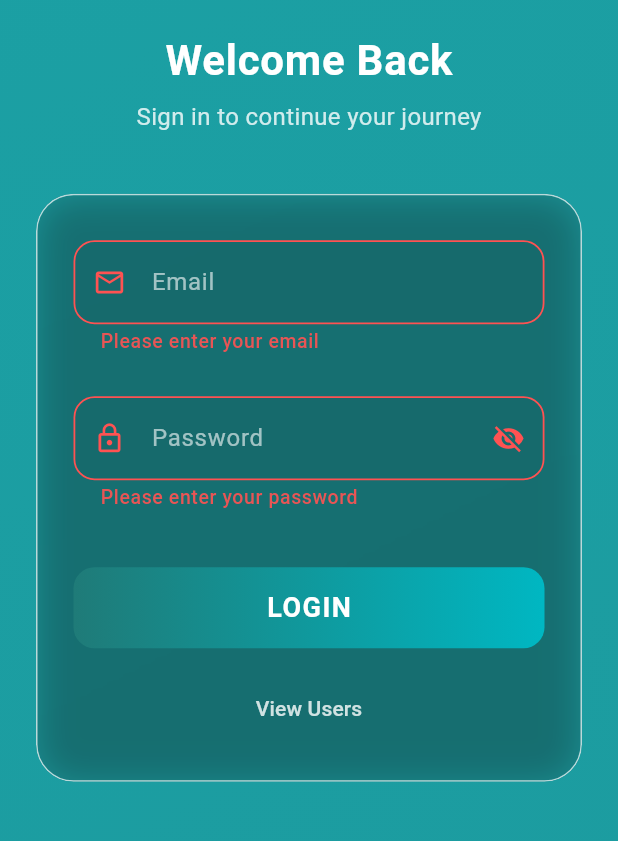
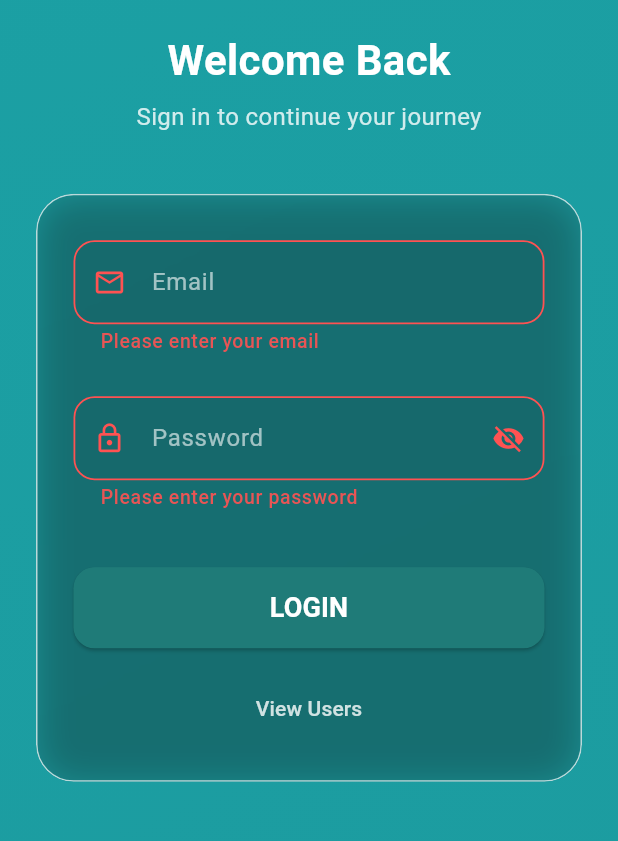
Before and after one commit to jeetparmar2810/Hipster-Flutter-Assignment, a Flutter app: the screen it shows after launch, after a tap on "LOGIN", on a phone screen of 412 x 824 dp, the part 272-1113 px from its top. Run offline on Flutter 3.47's test engine with Material 3 defaults, Android fonts, the phone set to English and light mode, and no system bars; our stand-ins replace dio, flutter_bloc, flutter_dotenv, hive_flutter, permission_handler; missing offline and left inert: agora_rtc_engine; accounts and stored records are empty; statements that could not run were skipped.

Commit message:
- read me file changes

```diff
--- a/lib/main.dart
+++ b/lib/main.dart
@@ -21,7 +21,7 @@ void main() async {
       ],
       child: MultiBlocProvider(
         providers: [
-          BlocProvider(
+          BlocProvider<AuthBloc>(
             create: (context) => AuthBloc(context.read<AuthRepository>()),
           ),
         ],
--- a/lib/screens/login_screen.dart
+++ b/lib/screens/login_screen.dart
@@ -26,6 +26,7 @@ class _LoginScreenState extends State<LoginScreen>
 
   void _onLogin() {
     if (_formKey.currentState!.validate()) {
+      // Use context.read<AuthBloc>() to dispatch login event
       context.read<AuthBloc>().add(
         LoginRequested(
           _emailCtrl.text.trim(),
@@ -54,8 +55,9 @@ class _LoginScreenState extends State<LoginScreen>
 
   @override
   Widget build(BuildContext context) {
+    // Wrap Scaffold in BlocListener to handle login states
     return BlocListener<AuthBloc, AuthState>(
-      listener: (context, state) async {
+      listener: (context, state) {
         if (state is AuthLoading) {
           LoadingDialog.show(context);
         } else {
@@ -82,6 +84,7 @@ class _LoginScreenState extends State<LoginScreen>
         resizeToAvoidBottomInset: true,
         body: Stack(
           children: [
+            // Background gradient animation
             AnimatedBuilder(
               animation: _animationController,
               builder: (context, _) {
@@ -100,9 +103,7 @@ class _LoginScreenState extends State<LoginScreen>
                 );
               },
             ),
-            Container(
-              color: Colors.white.withValues(alpha: 0.05),
-            ),
+            Container(color: Colors.white.withOpacity(0.05)),
             Center(
               child: SingleChildScrollView(
                 padding: const EdgeInsets.symmetric(horizontal: 24),
@@ -124,14 +125,13 @@ class _LoginScreenState extends State<LoginScreen>
                         color: AppColors.textPrimary,
                         fontSize: 28,
                         fontWeight: FontWeight.bold,
-                        letterSpacing: 0.5,
                       ),
                     ),
                     const SizedBox(height: 6),
                     Text(
                       AppStrings.signInSubtitle,
                       style: TextStyle(
-                        color: AppColors.textPrimary.withValues(alpha: 0.8),
+                        color: AppColors.textPrimary.withOpacity(0.8),
                         fontSize: 16,
                       ),
                     ),
@@ -144,10 +144,10 @@ class _LoginScreenState extends State<LoginScreen>
                           padding: const EdgeInsets.all(24),
                           width: 400,
                           decoration: BoxDecoration(
-                            color: AppColors.surfaceLight.withValues(alpha: 0.12),
+                            color: AppColors.surfaceLight.withOpacity(0.12),
                             borderRadius: BorderRadius.circular(25),
                             border: Border.all(
-                              color: Colors.white.withValues(alpha: 0.7),
+                              color: Colors.white.withOpacity(0.7),
                             ),
                             boxShadow: const [
                               BoxShadow(
@@ -193,30 +193,13 @@ class _LoginScreenState extends State<LoginScreen>
                                 const SizedBox(height: 32),
                                 SizedBox(
                                   width: double.infinity,
-                                  child: DecoratedBox(
-                                    decoration: const BoxDecoration(
-                                      gradient: LinearGradient(
-                                        colors: [
-                                          AppColors.primary,
-                                          AppColors.primaryLight,
-                                        ],
-                                        begin: Alignment.centerLeft,
-                                        end: Alignment.centerRight,
-                                      ),
-                                      borderRadius: BorderRadius.all(
-                                        Radius.circular(14),
-                                      ),
-                                    ),
                                   child: ElevatedButton(
                                     style: ElevatedButton.styleFrom(
-                                        backgroundColor: Colors.transparent,
-                                        shadowColor: Colors.transparent,
+                                      padding: const EdgeInsets.symmetric(vertical: 14),
                                       shape: RoundedRectangleBorder(
-                                          borderRadius:
-                                          BorderRadius.circular(14),
+                                        borderRadius: BorderRadius.circular(14),
                                       ),
-                                        padding: const EdgeInsets.symmetric(
-                                            vertical: 14),
+                                      backgroundColor: AppColors.primary,
                                     ),
                                     onPressed: _onLogin,
                                     child: const Text(
@@ -225,8 +208,6 @@ class _LoginScreenState extends State<LoginScreen>
                                         fontSize: 18,
                                         fontWeight: FontWeight.w600,
                                         color: Colors.white,
-                                          letterSpacing: 1,
-                                        ),
                                       ),
                                     ),
                                   ),
@@ -240,8 +221,7 @@ class _LoginScreenState extends State<LoginScreen>
                                   child: Text(
                                     AppStrings.viewUsers,
                                     style: TextStyle(
-                                      color: AppColors.textPrimary
-                                          .withValues(alpha: 0.8),
+                                      color: AppColors.textPrimary.withOpacity(0.8),
                                       fontWeight: FontWeight.w500,
                                     ),
                                   ),
```
Lines whose indentation alone changed are shown as unchanged.
